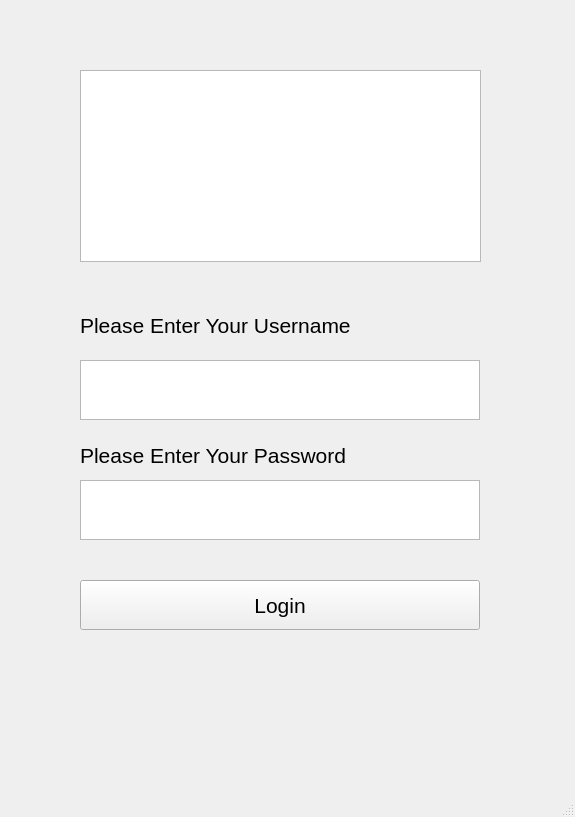
First picture: the form in login.ui, repository JCMerlino/Hackathon, before the edit.
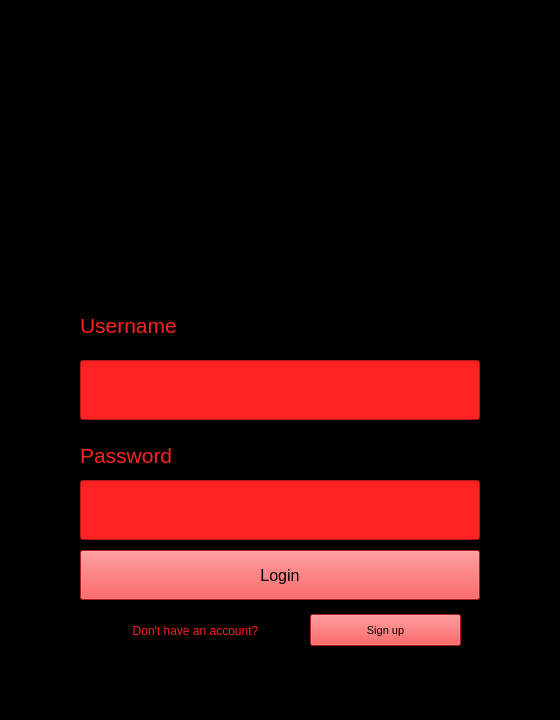
Second picture: the form after the edit. Icons and pictures are not drawn.

Commit message: login design done

Patch:
```diff
--- a/login.ui
+++ b/login.ui
@@ -6,8 +6,8 @@
    <rect>
     <x>0</x>
     <y>0</y>
-    <width>575</width>
-    <height>817</height>
+    <width>560</width>
+    <height>720</height>
    </rect>
   </property>
   <property name="font">
@@ -18,52 +18,47 @@
   <property name="windowTitle">
    <string>MainWindow</string>
   </property>
+  <property name="layoutDirection">
+   <enum>Qt::LeftToRight</enum>
+  </property>
+  <property name="autoFillBackground">
+   <bool>false</bool>
+  </property>
+  <property name="styleSheet">
+   <string notr="true">background-color: rgb(0, 0, 0);</string>
+  </property>
+  <property name="locale">
+   <locale language="English" country="UnitedKingdom"/>
+  </property>
   <widget class="QWidget" name="centralwidget">
    <widget class="QPushButton" name="btn_login">
     <property name="geometry">
      <rect>
       <x>80</x>
-      <y>580</y>
+      <y>550</y>
       <width>400</width>
       <height>50</height>
      </rect>
     </property>
+    <property name="font">
+     <font>
+      <pointsize>12</pointsize>
+     </font>
+    </property>
+    <property name="styleSheet">
+     <string notr="true">color: rgb(0, 0, 0);
+background-color: rgb(255, 34, 34);</string>
+    </property>
     <property name="text">
      <string>Login</string>
     </property>
    </widget>
-   <widget class="QTextEdit" name="txtUsername">
-    <property name="geometry">
-     <rect>
-      <x>80</x>
-      <y>360</y>
-      <width>400</width>
-      <height>60</height>
-     </rect>
-    </property>
-    <property name="documentTitle">
-     <string/>
-    </property>
-   </widget>
-   <widget class="QTextEdit" name="txtUsername_2">
-    <property name="geometry">
-     <rect>
-      <x>80</x>
-      <y>480</y>
-      <width>400</width>
-      <height>60</height>
-     </rect>
-    </property>
-    <property name="documentTitle">
-     <string/>
-    </property>
-   </widget>
-   <widget class="QLabel" name="lblUsername">
+   <widget class="QLabel" name="usr_lbl">
     <property name="geometry">
      <rect>
       <x>80</x>
       <y>300</y>
-      <width>450</width>
+      <width>401</width>
       <height>50</height>
      </rect>
     </property>
@@ -72,8 +67,11 @@
       <pointsize>16</pointsize>
      </font>
     </property>
+    <property name="styleSheet">
+     <string notr="true">color: rgb(255, 34, 34);</string>
+    </property>
     <property name="text">
-     <string>Please Enter Your Username</string>
+     <string>Username</string>
     </property>
    </widget>
    <widget class="QLabel" name="lblPassword">
@@ -81,7 +79,7 @@
      <rect>
       <x>80</x>
       <y>430</y>
-      <width>450</width>
+      <width>401</width>
       <height>50</height>
      </rect>
     </property>
@@ -90,18 +88,125 @@
       <pointsize>16</pointsize>
      </font>
     </property>
+    <property name="styleSheet">
+     <string notr="true">color: rgb(255, 34, 34);</string>
+    </property>
     <property name="text">
-     <string>Please Enter Your Password</string>
+     <string>Password</string>
     </property>
    </widget>
-   <widget class="QGraphicsView" name="graphicsView">
+   <widget class="QLabel" name="label">
     <property name="geometry">
      <rect>
       <x>80</x>
-      <y>70</y>
+      <y>10</y>
       <width>401</width>
-      <height>192</height>
+      <height>271</height>
      </rect>
+    </property>
+    <property name="sizeIncrement">
+     <size>
+      <width>5</width>
+      <height>5</height>
+     </size>
+    </property>
+    <property name="styleSheet">
+     <string notr="true">color: rgb(255, 34, 34);</string>
+    </property>
+    <property name="text">
+     <string>&lt;html&gt;&lt;head/&gt;&lt;body&gt;&lt;p&gt;&lt;img src=&quot;:/newPrefix/Logo.png&quot;/&gt;&lt;/p&gt;&lt;/body&gt;&lt;/html&gt;</string>
+    </property>
+   </widget>
+   <widget class="QLineEdit" name="u_name_input">
+    <property name="geometry">
+     <rect>
+      <x>80</x>
+      <y>360</y>
+      <width>400</width>
+      <height>60</height>
+     </rect>
+    </property>
+    <property name="font">
+     <font>
+      <pointsize>18</pointsize>
+     </font>
+    </property>
+    <property name="styleSheet">
+     <string notr="true">background-color: rgb(255, 34, 34);</string>
+    </property>
+    <property name="cursorPosition">
+     <number>0</number>
+    </property>
+    <property name="alignment">
+     <set>Qt::AlignLeading|Qt::AlignLeft|Qt::AlignVCenter</set>
+    </property>
+   </widget>
+   <widget class="QLineEdit" name="pass_input">
+    <property name="geometry">
+     <rect>
+      <x>80</x>
+      <y>480</y>
+      <width>400</width>
+      <height>60</height>
+     </rect>
+    </property>
+    <property name="font">
+     <font>
+      <pointsize>18</pointsize>
+     </font>
+    </property>
+    <property name="mouseTracking">
+     <bool>true</bool>
+    </property>
+    <property name="styleSheet">
+     <string notr="true">background-color: rgb(255, 34, 34);</string>
+    </property>
+    <property name="echoMode">
+     <enum>QLineEdit::Password</enum>
+    </property>
+    <property name="placeholderText">
+     <string/>
+    </property>
+   </widget>
+   <widget class="QLabel" name="label_2">
+    <property name="geometry">
+     <rect>
+      <x>100</x>
+      <y>620</y>
+      <width>191</width>
+      <height>21</height>
+     </rect>
+    </property>
+    <property name="styleSheet">
+     <string notr="true">color: rgb(255, 34, 34);</string>
+    </property>
+    <property name="text">
+     <string>Don't have an account?</string>
+    </property>
+    <property name="alignment">
+     <set>Qt::AlignCenter</set>
+    </property>
+   </widget>
+   <widget class="QPushButton" name="btn_login_sign_up">
+    <property name="geometry">
+     <rect>
+      <x>310</x>
+      <y>614</y>
+      <width>151</width>
+      <height>32</height>
+     </rect>
+    </property>
+    <property name="font">
+     <font>
+      <pointsize>8</pointsize>
+     </font>
+    </property>
+    <property name="styleSheet">
+     <string notr="true">color: rgb(0, 0, 0);
+background-color: rgb(255, 34, 34);</string>
+    </property>
+    <property name="text">
+     <string>Sign up</string>
     </property>
    </widget>
   </widget>
```
Left out of the diff: 10 changed lines with no effect on the pictures. The commit also changes 4 other files.
